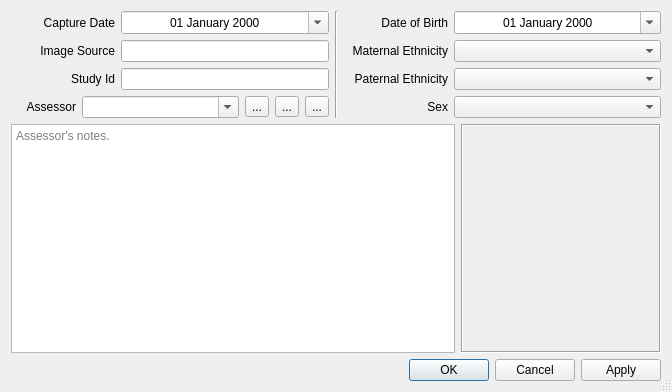
First picture: the form in forms/ScanInfoDialog.ui, repository frontiersi/FaceTools, before the edit.
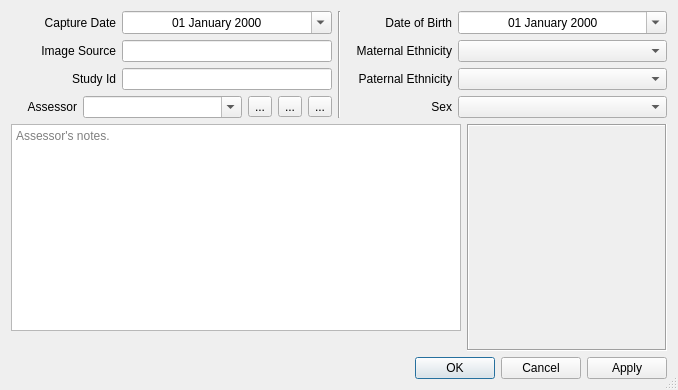
Second picture: the form after the edit. Icons and pictures are not drawn. Custom widgets are drawn as their Qt base class.

The edit to the form file:
```diff
--- a/forms/ScanInfoDialog.ui
+++ b/forms/ScanInfoDialog.ui
@@ -6,10 +6,16 @@
    <rect>
     <x>0</x>
     <y>0</y>
-    <width>672</width>
-    <height>392</height>
+    <width>678</width>
+    <height>390</height>
    </rect>
   </property>
+  <property name="minimumSize">
+   <size>
+    <width>678</width>
+    <height>0</height>
+   </size>
+  </property>
   <property name="windowTitle">
    <string>Scan Info</string>
   </property>
@@ -20,7 +26,7 @@
   <property name="sizeGripEnabled">
    <bool>true</bool>
   </property>
-  <layout class="QVBoxLayout" name="verticalLayout_3" stretch="0,1,0">
+  <layout class="QVBoxLayout" name="verticalLayout_4" stretch="0,1,0">
    <item>
     <layout class="QHBoxLayout" name="horizontalLayout_11">
      <item>
@@ -435,11 +441,8 @@
    </item>
    <item>
     <layout class="QHBoxLayout" name="horizontalLayout_5" stretch="1,0">
-     <property name="sizeConstraint">
-      <enum>QLayout::SetDefaultConstraint</enum>
-     </property>
      <item>
-      <layout class="QVBoxLayout" name="verticalLayout_5">
+      <layout class="QVBoxLayout" name="verticalLayout_3" stretch="1,0">
        <item>
         <widget class="QPlainTextEdit" name="notesTextEdit">
          <property name="sizePolicy">
@@ -448,12 +451,6 @@
            <verstretch>0</verstretch>
           </sizepolicy>
          </property>
-         <property name="minimumSize">
-          <size>
-           <width>400</width>
-           <height>200</height>
-          </size>
-         </property>
          <property name="toolTip">
           <string>Write and store assessment notes.</string>
          </property>
@@ -465,6 +462,25 @@
          </property>
         </widget>
        </item>
+       <item>
+        <widget class="QLabel" name="hpoTermsLabel">
+         <property name="toolTip">
+          <string>Any automatically detected facial phenotypic traits (from those in the database) are shown here.</string>
+         </property>
+         <property name="whatsThis">
+          <string>&lt;html&gt;&lt;head/&gt;&lt;body&gt;&lt;p&gt;The facial form is automatically analysed for significant facial traits whenever any changes are made to the data such as changes to age, sex, ethnicity, the positions of landmarks, or the morphology of the facial surface. Analysis is conducted independly for each assessor.&lt;/p&gt;&lt;p&gt;Only the facial traits stored in the application's database can be checked, and the identification of such traits depends upon the underlying growth curve statistics associated with the metrics used to establish the objective presence of a particular trait. See the metrics dialog for more information and to change the underlying growth curve data associated with each metric.&lt;/p&gt;&lt;/body&gt;&lt;/html&gt;</string>
+         </property>
+         <property name="frameShape">
+          <enum>QFrame::NoFrame</enum>
+         </property>
+         <property name="text">
+          <string/>
+         </property>
+         <property name="wordWrap">
+          <bool>true</bool>
+         </property>
+        </widget>
+       </item>
       </layout>
      </item>
      <item>
```
Left out of the diff: 10 changed lines with no effect on the pictures.
